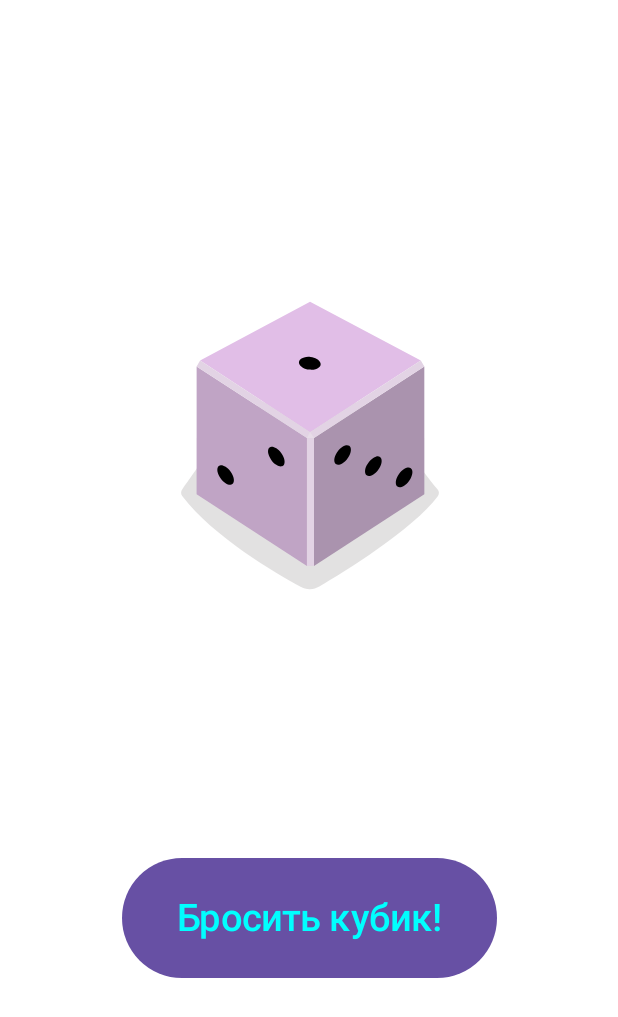
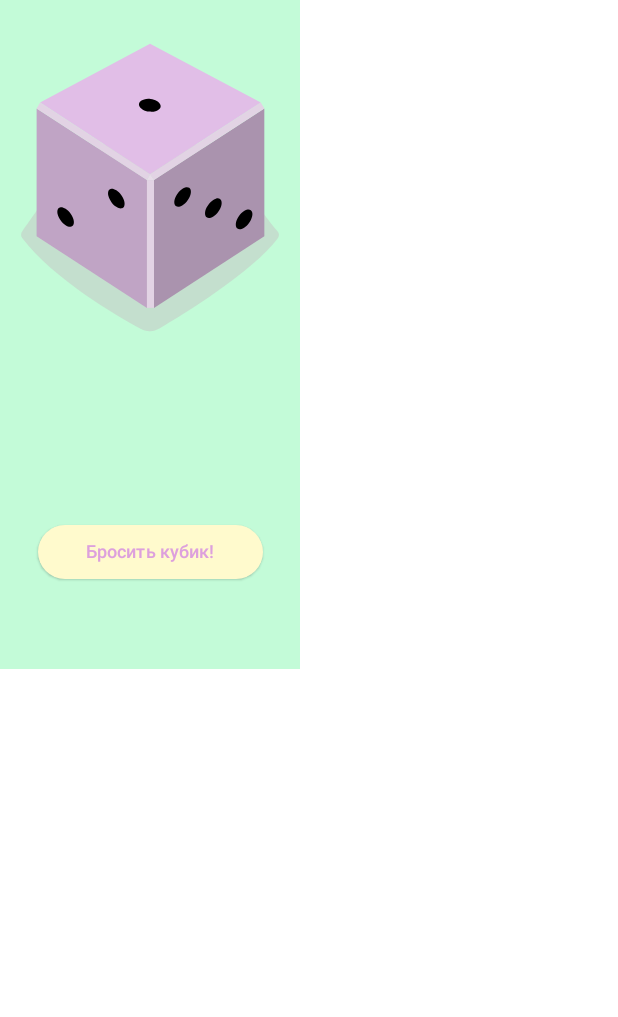
Before and after one commit to Name707/DiceRoller, an Android app built with Jetpack Compose: the @Preview function DiceRollerApp, on a phone screen of 412 x 824 dp. Shown: the top 1017 px of the screen. Run offline under Robolectric (Android 15) with nearby library versions, the phone set to English and light mode, and no system bars.

Commit message:
#1 Изменена кнопка. ElevationButton. Применен цвет.

```diff
--- a/app/src/main/java/com/example/diceroller/MainActivity.kt
+++ b/app/src/main/java/com/example/diceroller/MainActivity.kt
@@ -4,6 +4,7 @@ import android.os.Bundle
 import androidx.activity.ComponentActivity
 import androidx.activity.compose.setContent
 import androidx.compose.foundation.Image
+import androidx.compose.foundation.background
 import androidx.compose.foundation.layout.Column
 import androidx.compose.foundation.layout.Spacer
 import androidx.compose.foundation.layout.fillMaxSize
@@ -11,7 +12,12 @@ import androidx.compose.foundation.layout.height
 import androidx.compose.foundation.layout.size
 import androidx.compose.foundation.layout.width
 import androidx.compose.foundation.layout.wrapContentSize
+import androidx.compose.foundation.shape.CircleShape
+import androidx.compose.foundation.shape.RoundedCornerShape
 import androidx.compose.material3.Button
+import androidx.compose.material3.ButtonColors
+import androidx.compose.material3.ButtonDefaults
+import androidx.compose.material3.ElevatedButton
 import androidx.compose.material3.MaterialTheme
 import androidx.compose.material3.Surface
 import androidx.compose.material3.Text
@@ -22,7 +28,10 @@ import androidx.compose.runtime.mutableStateOf
 import androidx.compose.runtime.remember
 import androidx.compose.ui.Alignment
 import androidx.compose.ui.Modifier
+import androidx.compose.ui.draw.shadow
 import androidx.compose.ui.graphics.Color
+import androidx.compose.ui.graphics.RectangleShape
+import androidx.compose.ui.graphics.Shape
 import androidx.compose.ui.res.painterResource
 import androidx.compose.ui.res.stringResource
 import androidx.compose.ui.tooling.preview.Preview
@@ -67,26 +76,33 @@ fun DiceWithButtonAndImage(modifier: Modifier = Modifier) {
         else -> R.drawable.dice_6
     }
     Column(
-        modifier = modifier, horizontalAlignment = Alignment.CenterHorizontally
-    ) {
+        modifier = Modifier.background(Color(0xFFC3FBD8)),
+        horizontalAlignment = Alignment.CenterHorizontally,
+
+        ) {
         Image(
             painter = painterResource(R.drawable.dice_1),
             contentDescription = result.toString()
         )
 
-        Spacer(modifier = Modifier.height(150.dp))
+        Spacer(modifier = Modifier.height(100.dp))
 
-        Button(
+        ElevatedButton(
             onClick = { result = (1..6).random() },
             modifier = Modifier
-                .height(80.dp)
-                .width(250.dp)
+                .height(36.dp)
+                .width(150.dp),
+            colors = ButtonDefaults.buttonColors(
+                containerColor = Color(0xFFFFFACD)
+            )
         ) {
             Text(
                 text = stringResource(R.string.roll),
-                fontSize = 25.sp,
-                color = Color.Cyan
+                fontSize = 12.sp,
+                color = Color(0xFFDDA0DD)
             )
         }
+
+        Spacer(modifier = Modifier.height(60.dp))
     }
 }
```
